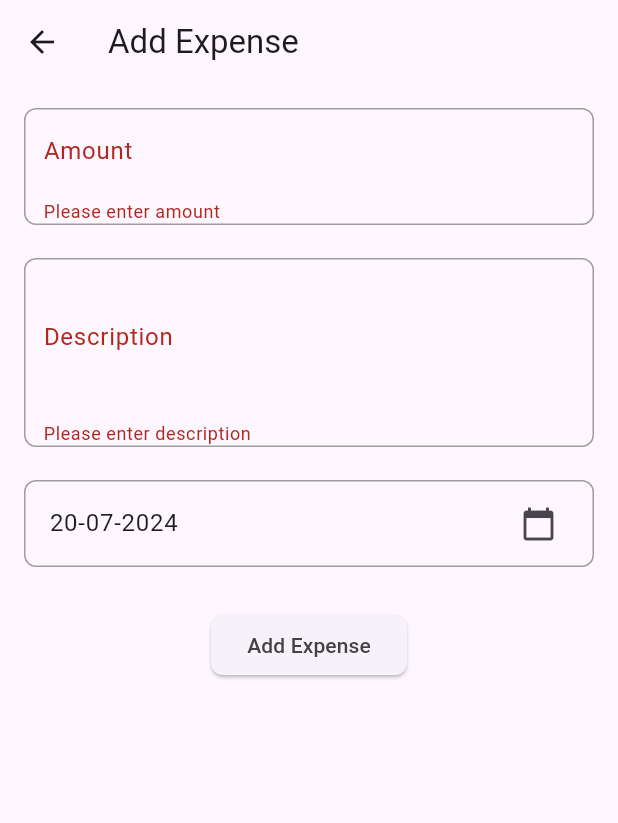
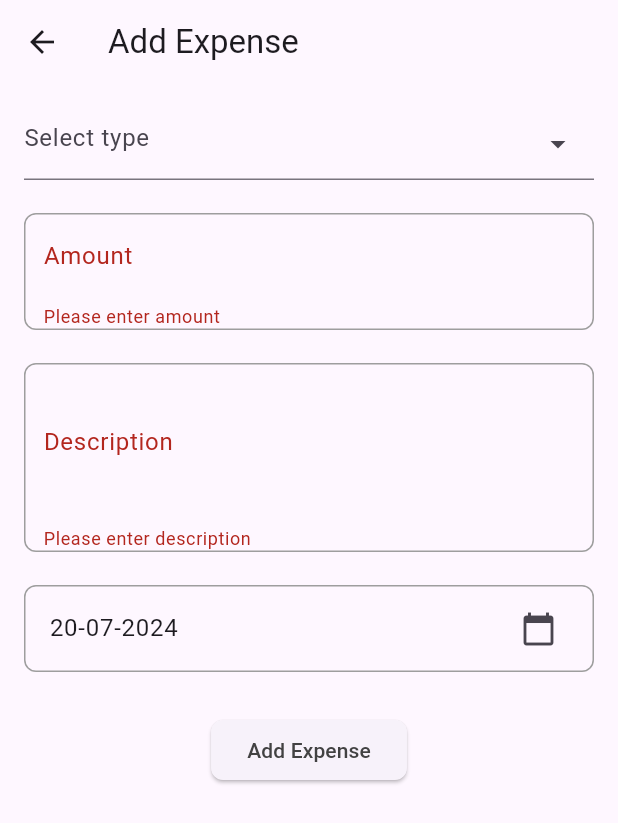
Before and after one commit to fahad7tt/expense_tracker, a Flutter app: the AddExpensePage screen opened directly, after a tap on "Add Expense", on a phone screen of 412 x 824 dp. Shown: the top 823 px of the screen. Run offline on Flutter 3.47's test engine with Material 3 defaults, Android fonts, the phone set to English and light mode, and no system bars; our stand-ins replace flutter_slidable, get_it, hive, hive_flutter; accounts and stored records are empty.

Commit message:
feat: type field added

```diff
--- a/lib/data/models/expense_model.dart
+++ b/lib/data/models/expense_model.dart
@@ -16,11 +16,15 @@ class ExpenseModel {
   @HiveField(3)
   final String description;
 
+  @HiveField(4)
+  final String? type;
+
   ExpenseModel({
     required this.id,
     required this.amount,
     required this.date,
     required this.description,
+    this.type,
   });
 
   factory ExpenseModel.fromEntity(Expense expense) {
@@ -29,6 +33,7 @@ class ExpenseModel {
       amount: expense.amount,
       date: expense.date,
       description: expense.description,
+      type: expense.type,
     );
   }
 
@@ -38,6 +43,7 @@ class ExpenseModel {
       amount: amount,
       date: date,
       description: description,
+      type: type,
     );
   }
 
@@ -46,12 +52,14 @@ class ExpenseModel {
     double? amount,
     DateTime? date,
     String? description,
+    String? type,
   }) {
     return ExpenseModel(
       id: id ?? this.id,
       amount: amount ?? this.amount,
       date: date ?? this.date,
       description: description ?? this.description,
+      type: type ?? this.type,
     );
   }
 }
--- a/lib/domain/entities/expense.dart
+++ b/lib/domain/entities/expense.dart
@@ -3,11 +3,29 @@ class Expense {
   final double amount;
   final DateTime date;
   final String description;
+  final String? type;
 
   Expense({
     required this.id,
     required this.amount,
     required this.date,
     required this.description,
+    this.type,
   });
+
+  Expense copyWith({
+    int? id,
+    double? amount,
+    DateTime? date,
+    String? description,
+    String? type,
+  }) {
+    return Expense(
+      id: id ?? this.id,
+      amount: amount ?? this.amount,
+      date: date ?? this.date,
+      description: description ?? this.description,
+      type: type ?? this.type,
+    );
+  }
 }
--- a/lib/presentation/pages/add_expense_page.dart
+++ b/lib/presentation/pages/add_expense_page.dart
@@ -1,5 +1,6 @@
 import 'package:flutter/material.dart';
 import 'package:intl/intl.dart';
+import 'package:personal_expense_tracker/presentation/widgets/type_picker/type_picker.dart';
 import '../../core/utils/validation/form_validation.dart';
 import '../widgets/button/button_widget.dart';
 import '../widgets/date_picker/date_picker_widget.dart';
@@ -9,6 +10,7 @@ class AddExpensePage extends StatelessWidget {
   final TextEditingController amountController = TextEditingController();
   final TextEditingController descriptionController = TextEditingController();
   final ValueNotifier<DateTime> selectedDate = ValueNotifier(DateTime.now());
+  final ValueNotifier<String?> selectedType = ValueNotifier<String?>(null);
   final DateFormat dateFormat = DateFormat('dd-MM-yyyy'); // Date format
 
   final _formKey = GlobalKey<FormState>(); // GlobalKey for Form
@@ -25,6 +27,8 @@ class AddExpensePage extends StatelessWidget {
           key: _formKey,
           child: Column(
             children: [
+              TypePicker(selectedType: selectedType),
+              const SizedBox(height: 22.0),
               FormFieldWidget(
                 controller: amountController,
                 labelText: 'Amount',
@@ -49,6 +53,7 @@ class AddExpensePage extends StatelessWidget {
                 amountController: amountController,
                 descriptionController: descriptionController,
                 selectedDate: selectedDate,
+                selectedType: selectedType
               ),
             ],
           ),
--- a/lib/presentation/widgets/button/button_widget.dart
+++ b/lib/presentation/widgets/button/button_widget.dart
@@ -8,6 +8,7 @@ class ButtonWidget extends StatelessWidget {
   final TextEditingController amountController;
   final TextEditingController descriptionController;
   final ValueNotifier<DateTime> selectedDate;
+  final ValueNotifier<String?> selectedType;
   final bool isEdit;
   final Expense? expense;
 
@@ -16,6 +17,7 @@ class ButtonWidget extends StatelessWidget {
     required this.amountController,
     required this.descriptionController,
     required this.selectedDate,
+    required this.selectedType,
     this.isEdit = false,
     this.expense,
   });
@@ -28,12 +30,15 @@ class ButtonWidget extends StatelessWidget {
         if (isValid) {
           final amount = double.parse(amountController.text);
           final description = descriptionController.text;
+          final date = selectedDate.value;
+          final type = selectedType.value;
 
           if (isEdit && expense != null) {
             final updatedExpense = Expense(
               id: expense!.id,
               amount: amount,
-              date: selectedDate.value,
+              date: date,
+              type: type,
               description: description,
             );
             await Provider.of<ExpenseProvider>(context, listen: false).modifyExpense(updatedExpense);
@@ -41,7 +46,8 @@ class ButtonWidget extends StatelessWidget {
             final newExpense = Expense(
               id: DateTime.now().millisecondsSinceEpoch,
               amount: amount,
-              date: selectedDate.value,
+              date: date,
+              type: type,
               description: description,
             );
             await Provider.of<ExpenseProvider>(context, listen: false).addExpense(newExpense);
--- /dev/null
+++ b/lib/presentation/widgets/type_picker/type_picker.dart
@@ -0,0 +1,90 @@
+import 'package:flutter/material.dart';
+
+class TypePicker extends StatelessWidget {
+  final ValueNotifier<String?> selectedType;
+
+  const TypePicker({required this.selectedType, super.key});
+
+  @override
+  Widget build(BuildContext context) {
+    return ValueListenableBuilder<String?>(
+      valueListenable: selectedType,
+      builder: (context, value, child) {
+        return TextFormField(
+          readOnly: true,
+          decoration: const InputDecoration(
+            hintText: 'Select type',
+            suffixIcon: Icon(Icons.arrow_drop_down),
+          ),
+          onTap: () async {
+            final selected = await _showTypeBottomSheet(context);
+            if (selected != null) {
+              selectedType.value = selected;
+            }
+          },
+          controller: TextEditingController(text: value),
+        );
+      },
+    );
+  }
+
+  Future<String?> _showTypeBottomSheet(BuildContext context) async {
+    return showModalBottomSheet<String>(
+      context: context,
+      builder: (BuildContext context) {
+        final List<String> types = ['Food', 'Drink', 'Sports', 'Others'];
+        return ListView.builder(
+          itemCount: types.length,
+          itemBuilder: (context, index) {
+            final type = types[index];
+            return ListTile(
+              title: Text(type),
+              onTap: () {
+                if (type == 'Others') {
+                  Navigator.pop(context);
+                  _showCustomTypeDialog(context);
+                } else {
+                  Navigator.pop(context, type);
+                }
+              },
+            );
+          },
+        );
+      },
+    );
+  }
+
+  Future<void> _showCustomTypeDialog(BuildContext context) async {
+    final TextEditingController customTypeController = TextEditingController();
+    return showDialog<void>(
+      context: context,
+      builder: (BuildContext context) {
+        return AlertDialog(
+          title: const Text('Enter Custom Type'),
+          content: TextField(
+            controller: customTypeController,
+            decoration: const InputDecoration(hintText: 'Custom Type'),
+          ),
+          actions: <Widget>[
+            TextButton(
+              child: const Text('CANCEL'),
+              onPressed: () {
+                Navigator.of(context).pop();
+              },
+            ),
+            TextButton(
+              child: const Text('OK'),
+              onPressed: () {
+                final customType = customTypeController.text;
+                if (customType.isNotEmpty) {
+                  Navigator.of(context).pop();
+                  selectedType.value = customType;
+                }
+              },
+            ),
+          ],
+        );
+      },
+    );
+  }
+}
```
Also changed, not shown: lib/presentation/pages/edit_expense_page.dart (+6 -1 lines), lib/data/models/expense_model.g.dart, lib/presentation/pages/expense_list_page.dart (line endings or trailing spaces).
